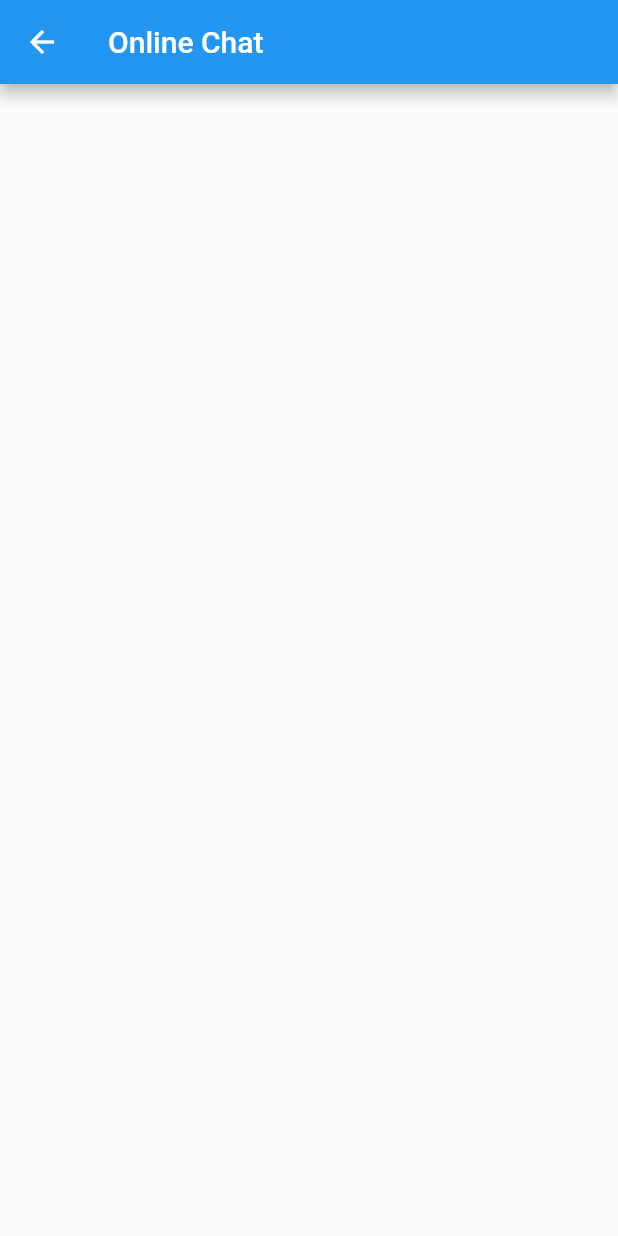
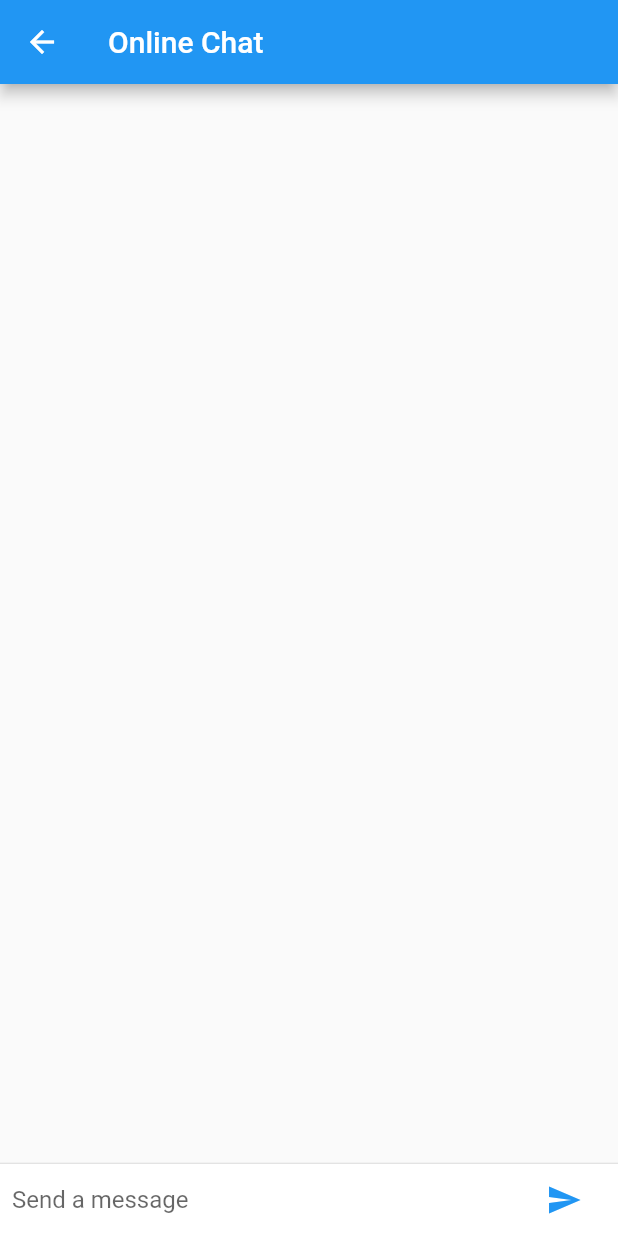
Before and after one commit to wtf-develop/flutter_test_app, a Flutter app: the ChatScreen screen opened by its route, on a phone screen of 412 x 824 dp. Run offline on Flutter 3.47's test engine with Material 2 defaults, Android fonts, the phone set to English and light mode, and no system bars; generated files the repository leaves out were written again.

Commit message:
chat messages

```diff
--- a/lib/view_chat/chat_screen.dart
+++ b/lib/view_chat/chat_screen.dart
@@ -1,4 +1,6 @@
 import 'package:flutter/material.dart';
+
+import 'message_row.dart';
 
 class ChatScreen extends StatefulWidget {
   @override
@@ -6,13 +8,69 @@
 }
 
 class _ChatScreenState extends State<ChatScreen> {
+  final List<MessageRow> _messages = [];
+  final _textController = TextEditingController();
+  final FocusNode _focusNode = FocusNode();
+
+  void _handleSubmitted(String text) {
+    _textController.clear();
+    MessageRow message = MessageRow(
+      text: text,
+    );
+    setState(() {
+      _messages.insert(0, message);
+    });
+    _focusNode.requestFocus();
+  }
+
+  Widget _buildTextComposer() {
+    return IconTheme(
+      data: IconThemeData(color: Theme.of(context).accentColor),
+      child: Container(
+        margin: EdgeInsets.symmetric(horizontal: 8.0),
+        child: Row(children: [
+          Flexible(
+            child: TextField(
+              controller: _textController,
+              onSubmitted: _handleSubmitted,
+              decoration: InputDecoration.collapsed(hintText: 'Send a message'),
+              focusNode: _focusNode,
+            ),
+          ),
+          Container(
+            margin: EdgeInsets.symmetric(horizontal: 4.0),
+            child: IconButton(
+                icon: const Icon(Icons.send),
+                onPressed: () => _handleSubmitted(_textController.text)),
+          )
+        ]),
+      ),
+    );
+  }
+
   @override
   Widget build(BuildContext context) {
     return Scaffold(
       appBar: AppBar(
         title: Text('Online Chat'),
       ),
-      body: Container(),
+      body: Column(
+        children: [
+          Flexible(
+            child: ListView.builder(
+              padding: EdgeInsets.all(8.0),
+              reverse: true,
+              itemBuilder: (_, int index) => _messages[index],
+              itemCount: _messages.length,
+            ),
+          ),
+          Divider(height: 1.0),
+          Container(
+            decoration: BoxDecoration(color: Theme.of(context).cardColor),
+            child: _buildTextComposer(),
+          ),
+        ],
+      ),
     );
   }
 }
```
Also changed, not shown: lib/view_chat/message_row.dart (added, +32 -0 lines).
